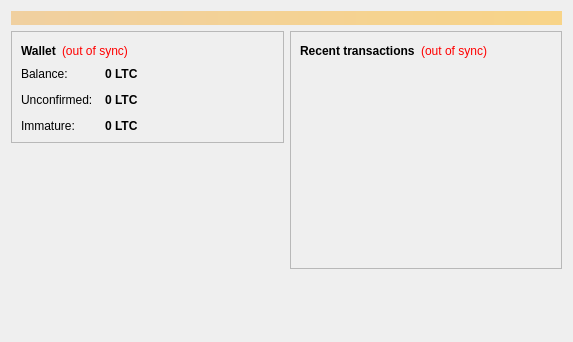
First picture: the form in src/qt/forms/overviewpage.ui, repository HowToCloneAnAltcoin/Clonecoin, before the edit.
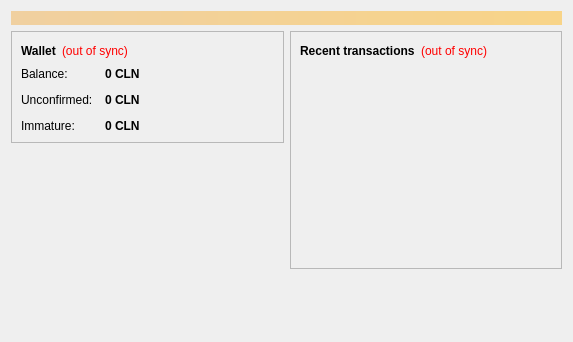
Second picture: the form after the edit.

Diff of the .ui file:
```diff
--- a/src/qt/forms/overviewpage.ui
+++ b/src/qt/forms/overviewpage.ui
@@ -122,7 +122,7 @@
                <string>Your current balance</string>
               </property>
               <property name="text">
-               <string notr="true">0 LTC</string>
+               <string notr="true">0 CLN</string>
               </property>
               <property name="textInteractionFlags">
                <set>Qt::LinksAccessibleByMouse|Qt::TextSelectableByKeyboard|Qt::TextSelectableByMouse</set>
@@ -151,7 +151,7 @@
                <string>Total of transactions that have yet to be confirmed, and do not yet count toward the current balance</string>
               </property>
               <property name="text">
-               <string notr="true">0 LTC</string>
+               <string notr="true">0 CLN</string>
               </property>
               <property name="textInteractionFlags">
                <set>Qt::LinksAccessibleByMouse|Qt::TextSelectableByKeyboard|Qt::TextSelectableByMouse</set>
@@ -177,7 +177,7 @@
                <string>Mined balance that has not yet matured</string>
               </property>
               <property name="text">
-               <string notr="true">0 LTC</string>
+               <string notr="true">0 CLN</string>
               </property>
               <property name="textInteractionFlags">
                <set>Qt::LinksAccessibleByMouse|Qt::TextSelectableByKeyboard|Qt::TextSelectableByMouse</set>
```
